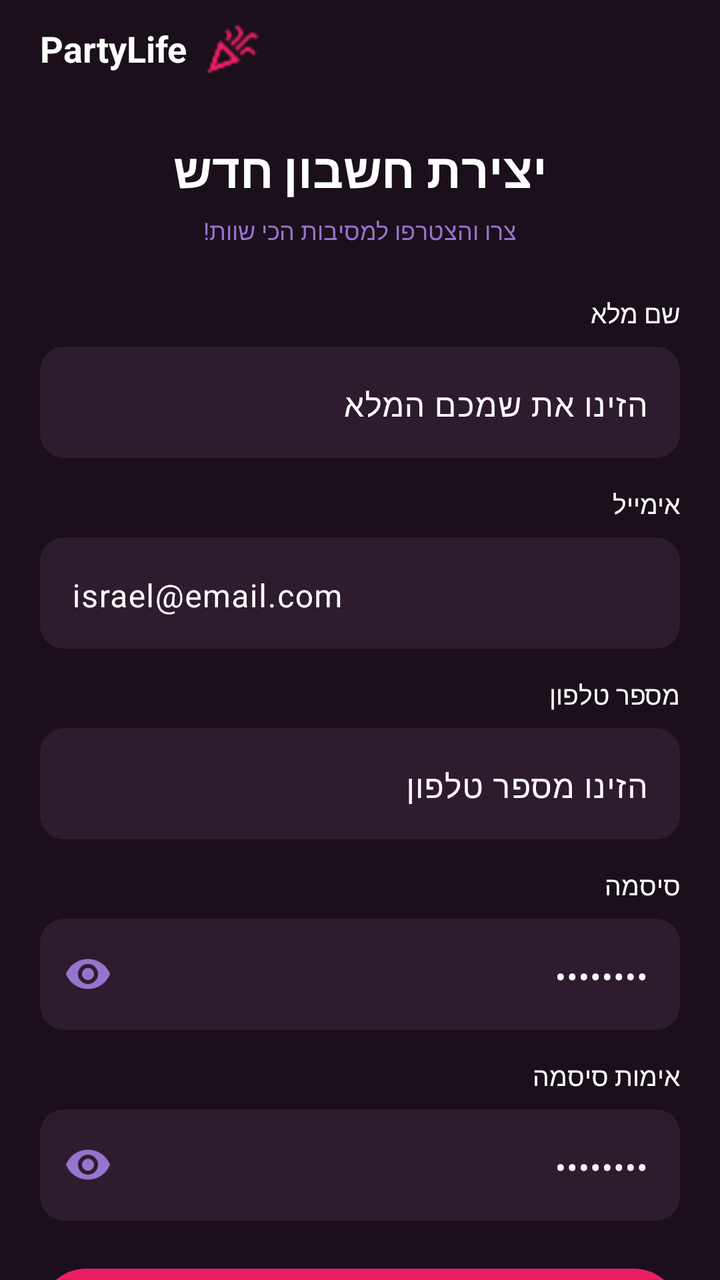
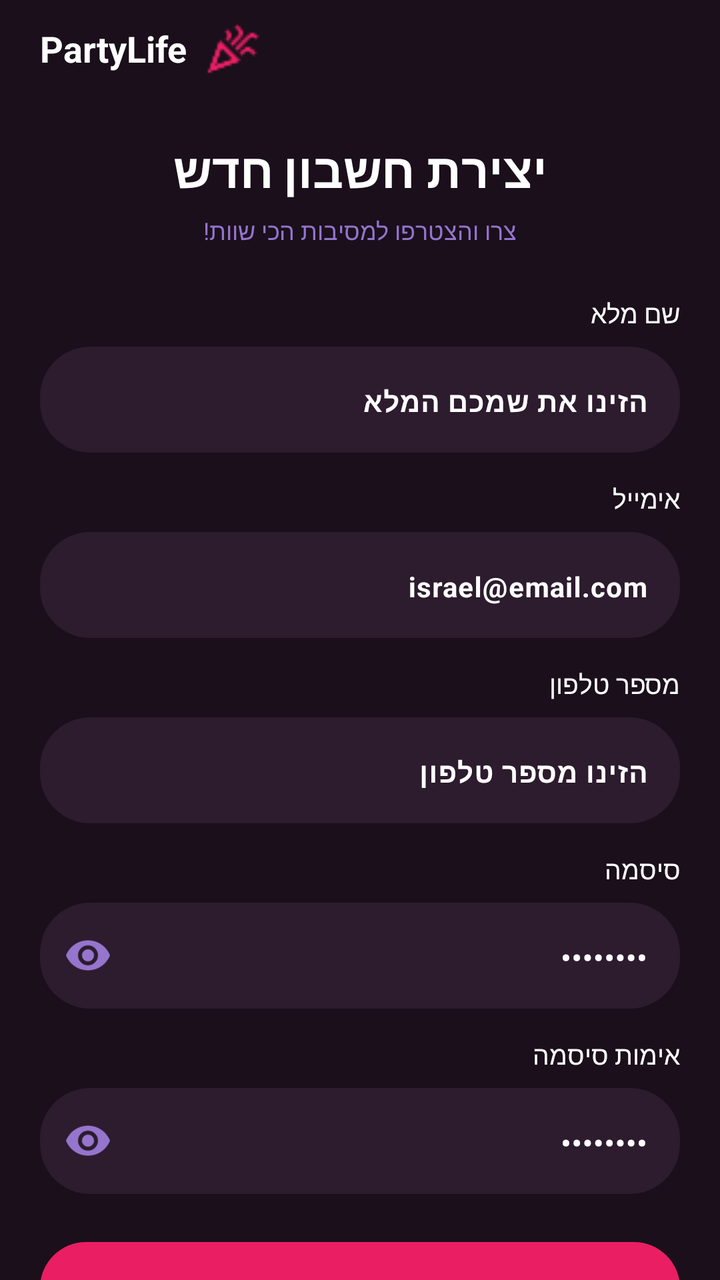

Compare the two renders of this Android layout. The source of the first and the diff that turns it into the second are given below.
<!-- AndroidManifest.xml: application theme Theme.PartyLife -->
<!-- res/layout/activity_register_page.xml -->
<?xml version="1.0" encoding="utf-8"?>
<ScrollView xmlns:android="http://schemas.android.com/apk/res/android"
    xmlns:app="http://schemas.android.com/apk/res-auto"
    android:layout_width="match_parent"
    android:layout_height="match_parent"
    android:background="#1A0F1B"
    android:fillViewport="true"
    android:id="@+id/registerpage"
    android:scrollbars="none">

    <androidx.constraintlayout.widget.ConstraintLayout
        android:layout_width="match_parent"
        android:layout_height="wrap_content"
        android:paddingStart="20dp"
        android:paddingEnd="20dp"
        android:paddingTop="12dp"
        android:paddingBottom="32dp"
        android:layoutDirection="rtl">

        
        <TextView
            android:id="@+id/tvAppTitle"
            android:layout_width="wrap_content"
            android:layout_height="wrap_content"
            android:text="PartyLife"
            android:textColor="#FFFFFF"
            android:textSize="18sp"
            android:textStyle="bold"
            app:layout_constraintEnd_toEndOf="parent"
            app:layout_constraintTop_toTopOf="parent" />

        <ImageView
            android:id="@+id/ivAppIcon"
            android:layout_width="28dp"
            android:layout_height="28dp"
            android:layout_marginEnd="8dp"
            android:src="@drawable/logo"
            app:layout_constraintBottom_toBottomOf="@id/tvAppTitle"
            app:layout_constraintEnd_toStartOf="@id/tvAppTitle"
            app:layout_constraintTop_toTopOf="@id/tvAppTitle"
            app:tint="#E91E63" />

        
        <TextView
            android:id="@+id/tvTitle"
            android:layout_width="0dp"
            android:layout_height="wrap_content"
            android:layout_marginTop="32dp"
            android:text="יצירת חשבון חדש"
            android:textColor="#FFFFFF"
            android:textSize="24sp"
            android:textStyle="bold"
            android:gravity="center"
            app:layout_constraintEnd_toEndOf="parent"
            app:layout_constraintStart_toStartOf="parent"
            app:layout_constraintTop_toBottomOf="@id/tvAppTitle" />

        <TextView
            android:id="@+id/tvSubtitle"
            android:layout_width="0dp"
            android:layout_height="wrap_content"
            android:layout_marginTop="6dp"
            android:text="צרו והצטרפו למסיבות הכי שוות!"
            android:textColor="#9575CD"
            android:textSize="12sp"
            android:gravity="center"
            app:layout_constraintEnd_toEndOf="parent"
            app:layout_constraintStart_toStartOf="parent"
            app:layout_constraintTop_toBottomOf="@id/tvTitle" />

        
        <TextView
            android:id="@+id/tvNameLabel"
            android:layout_width="0dp"
            android:layout_height="wrap_content"
            android:layout_marginTop="24dp"
            android:text="שם מלא"
            android:textColor="#FFFFFF"
            android:textSize="13sp"
            android:gravity="start"
            app:layout_constraintEnd_toEndOf="parent"
            app:layout_constraintStart_toStartOf="parent"
            app:layout_constraintTop_toBottomOf="@id/tvSubtitle" />

        <com.google.android.material.textfield.TextInputLayout
            android:id="@+id/tilFullName"
            style="@style/ThemeOverlay.App.TextInputLayout.WhiteText"
            android:layout_width="0dp"
            android:layout_height="wrap_content"
            android:layout_marginTop="8dp"
            android:hint="הזינו את שמכם המלא"
            app:boxBackgroundColor="#2D1B2E"
            app:boxBackgroundMode="filled"
            app:boxCornerRadiusBottomEnd="12dp"
            app:boxCornerRadiusBottomStart="12dp"
            app:boxCornerRadiusTopEnd="12dp"
            app:boxCornerRadiusTopStart="12dp"
            app:boxStrokeWidth="0dp"
            app:layout_constraintEnd_toEndOf="parent"
            app:layout_constraintStart_toStartOf="parent"
            app:layout_constraintTop_toBottomOf="@id/tvNameLabel">

            <com.google.android.material.textfield.TextInputEditText
                android:id="@+id/etFullName"
                android:layout_width="match_parent"
                android:layout_height="wrap_content"
                android:inputType="textPersonName"
                android:gravity="start" />

        </com.google.android.material.textfield.TextInputLayout>

        
        <TextView
            android:id="@+id/tvEmailLabel"
            android:layout_width="0dp"
            android:layout_height="wrap_content"
            android:layout_marginTop="14dp"
            android:text="אימייל"
            android:textColor="#FFFFFF"
            android:textSize="13sp"
            android:gravity="start"
            app:layout_constraintEnd_toEndOf="parent"
            app:layout_constraintStart_toStartOf="parent"
            app:layout_constraintTop_toBottomOf="@id/tilFullName" />

        <com.google.android.material.textfield.TextInputLayout
            android:id="@+id/tilEmail"
            style="@style/ThemeOverlay.App.TextInputLayout.WhiteText"
            android:layout_width="0dp"
            android:layout_height="wrap_content"
            android:layout_marginTop="8dp"
            android:hint="israel@email.com"
            app:boxBackgroundColor="#2D1B2E"
            app:boxBackgroundMode="filled"
            app:boxCornerRadiusBottomEnd="12dp"
            app:boxCornerRadiusBottomStart="12dp"
            app:boxCornerRadiusTopEnd="12dp"
            app:boxCornerRadiusTopStart="12dp"
            app:boxStrokeWidth="0dp"
            app:layout_constraintEnd_toEndOf="parent"
            app:layout_constraintStart_toStartOf="parent"
            app:layout_constraintTop_toBottomOf="@id/tvEmailLabel">

            <com.google.android.material.textfield.TextInputEditText
                android:id="@+id/etEmail"
                android:layout_width="match_parent"
                android:layout_height="wrap_content"
                android:inputType="textEmailAddress"
                android:gravity="start" />

        </com.google.android.material.textfield.TextInputLayout>

        
        <TextView
            android:id="@+id/tvPhoneLabel"
            android:layout_width="0dp"
            android:layout_height="wrap_content"
            android:layout_marginTop="14dp"
            android:text="מספר טלפון"
            android:textColor="#FFFFFF"
            android:textSize="13sp"
            android:gravity="start"
            app:layout_constraintEnd_toEndOf="parent"
            app:layout_constraintStart_toStartOf="parent"
            app:layout_constraintTop_toBottomOf="@id/tilEmail" />

        <com.google.android.material.textfield.TextInputLayout
            android:id="@+id/tilPhone"
            style="@style/ThemeOverlay.App.TextInputLayout.WhiteText"
            android:layout_width="0dp"
            android:layout_height="wrap_content"
            android:layout_marginTop="8dp"
            android:hint="הזינו מספר טלפון"
            app:boxBackgroundColor="#2D1B2E"
            app:boxBackgroundMode="filled"
            app:boxCornerRadiusBottomEnd="12dp"
            app:boxCornerRadiusBottomStart="12dp"
            app:boxCornerRadiusTopEnd="12dp"
            app:boxCornerRadiusTopStart="12dp"
            app:boxStrokeWidth="0dp"
            app:layout_constraintEnd_toEndOf="parent"
            app:layout_constraintStart_toStartOf="parent"
            app:layout_constraintTop_toBottomOf="@id/tvPhoneLabel">

            <com.google.android.material.textfield.TextInputEditText
                android:id="@+id/etPhone"
                android:layout_width="match_parent"
                android:layout_height="wrap_content"
                android:inputType="phone"
                android:gravity="start" />

        </com.google.android.material.textfield.TextInputLayout>

        
        <TextView
            android:id="@+id/tvPasswordLabel"
            android:layout_width="0dp"
            android:layout_height="wrap_content"
            android:layout_marginTop="14dp"
            android:text="סיסמה"
            android:textColor="#FFFFFF"
            android:textSize="13sp"
            android:gravity="start"
            app:layout_constraintEnd_toEndOf="parent"
            app:layout_constraintStart_toStartOf="parent"
            app:layout_constraintTop_toBottomOf="@id/tilPhone" />

        <com.google.android.material.textfield.TextInputLayout
            android:id="@+id/tilPassword"
            style="@style/ThemeOverlay.App.TextInputLayout.WhiteText"
            android:layout_width="0dp"
            android:layout_height="wrap_content"
            android:layout_marginTop="8dp"
            android:hint="••••••••"
            app:boxBackgroundColor="#2D1B2E"
            app:boxBackgroundMode="filled"
            app:boxCornerRadiusBottomEnd="12dp"
            app:boxCornerRadiusBottomStart="12dp"
            app:boxCornerRadiusTopEnd="12dp"
            app:boxCornerRadiusTopStart="12dp"
            app:boxStrokeWidth="0dp"
            app:endIconMode="password_toggle"
            app:endIconTint="#9575CD"
            app:layout_constraintEnd_toEndOf="parent"
            app:layout_constraintStart_toStartOf="parent"
            app:layout_constraintTop_toBottomOf="@id/tvPasswordLabel">

            <com.google.android.material.textfield.TextInputEditText
                android:id="@+id/etPassword"
                android:layout_width="match_parent"
                android:layout_height="wrap_content"
                android:inputType="textPassword"
                android:gravity="start" />

        </com.google.android.material.textfield.TextInputLayout>

        
        <TextView
            android:id="@+id/tvConfirmPasswordLabel"
            android:layout_width="0dp"
            android:layout_height="wrap_content"
            android:layout_marginTop="14dp"
            android:text="אימות סיסמה"
            android:textColor="#FFFFFF"
            android:textSize="13sp"
            android:gravity="start"
            app:layout_constraintEnd_toEndOf="parent"
            app:layout_constraintStart_toStartOf="parent"
            app:layout_constraintTop_toBottomOf="@id/tilPassword" />

        <com.google.android.material.textfield.TextInputLayout
            android:id="@+id/tilConfirmPassword"
            style="@style/ThemeOverlay.App.TextInputLayout.WhiteText"
            android:layout_width="0dp"
            android:layout_height="wrap_content"
            android:layout_marginTop="8dp"
            android:hint="••••••••"
            app:boxBackgroundColor="#2D1B2E"
            app:boxBackgroundMode="filled"
            app:boxCornerRadiusBottomEnd="12dp"
            app:boxCornerRadiusBottomStart="12dp"
            app:boxCornerRadiusTopEnd="12dp"
            app:boxCornerRadiusTopStart="12dp"
            app:boxStrokeWidth="0dp"
            app:endIconMode="password_toggle"
            app:endIconTint="#9575CD"
            app:layout_constraintEnd_toEndOf="parent"
            app:layout_constraintStart_toStartOf="parent"
            app:layout_constraintTop_toBottomOf="@id/tvConfirmPasswordLabel">

            <com.google.android.material.textfield.TextInputEditText
                android:id="@+id/etConfirmPassword"
                android:layout_width="match_parent"
                android:layout_height="wrap_content"
                android:inputType="textPassword"
                android:gravity="start" />

        </com.google.android.material.textfield.TextInputLayout>

        
        <com.google.android.material.button.MaterialButton
            android:id="@+id/btnRegister"
            android:layout_width="0dp"
            android:layout_height="54dp"
            android:layout_marginTop="20dp"
            android:text="הרשמה"
            android:textColor="#FFFFFF"
            android:textSize="16sp"
            android:textStyle="bold"
            app:backgroundTint="#E91E63"
            app:cornerRadius="27dp"
            app:layout_constraintEnd_toEndOf="parent"
            app:layout_constraintStart_toStartOf="parent"
            app:layout_constraintTop_toBottomOf="@id/tilConfirmPassword" />

        
        <TextView
            android:id="@+id/tvLoginLink"
            android:layout_width="wrap_content"
            android:layout_height="wrap_content"
            android:layout_marginTop="14dp"
            android:layout_marginBottom="20dp"
            android:text="כבר יש לכם/ן חשבון? התחברו ✓"
            android:textColor="#9575CD"
            android:textSize="13sp"
            app:layout_constraintEnd_toEndOf="parent"
            app:layout_constraintStart_toStartOf="parent"
            app:layout_constraintTop_toBottomOf="@id/btnRegister" />

    </androidx.constraintlayout.widget.ConstraintLayout>

</ScrollView>
<!-- resources referenced by this layout -->
<resources>
  <!-- drawable logo: png bitmap (drawable, 761 bytes) -->
  <style name="ThemeOverlay.App.TextInputLayout.WhiteText" parent="">
          <item name="android:textColorPrimary">#FFFFFF</item>
          <item name="android:textColorHint">#FFFFFF</item> 
      </style>
  <style name="Theme.PartyLife" parent="Base.Theme.PartyLife" />
  <style name="Base.Theme.PartyLife" parent="Theme.Material3.Dark.NoActionBar">
        
  
      </style>
</resources>

<!-- the commit's change to res/layout/activity_register_page.xml (unified diff, before → after) -->
@@ -89,12 +89,13 @@
             android:layout_height="wrap_content"
             android:layout_marginTop="8dp"
             android:hint="הזינו את שמכם המלא"
-            app:boxBackgroundColor="#2D1B2E"
-            app:boxBackgroundMode="filled"
-            app:boxCornerRadiusBottomEnd="12dp"
-            app:boxCornerRadiusBottomStart="12dp"
-            app:boxCornerRadiusTopEnd="12dp"
-            app:boxCornerRadiusTopStart="12dp"
+            android:layoutDirection="rtl"
+            app:boxBackgroundColor="#2D1B2E"
+            app:boxBackgroundMode="filled"
+            app:boxCornerRadiusBottomEnd="25dp"
+            app:boxCornerRadiusBottomStart="25dp"
+            app:boxCornerRadiusTopEnd="25dp"
+            app:boxCornerRadiusTopStart="25dp"
             app:boxStrokeWidth="0dp"
             app:layout_constraintEnd_toEndOf="parent"
             app:layout_constraintStart_toStartOf="parent"
@@ -105,7 +106,12 @@
                 android:layout_width="match_parent"
                 android:layout_height="wrap_content"
                 android:inputType="textPersonName"
-                android:gravity="start" />
+                android:textSize="14sp"
+                android:textStyle="bold"
+                android:gravity="right"
+                android:textDirection="rtl"
+                android:imeOptions="actionNext"
+                android:minHeight="50dp" />
 
         </com.google.android.material.textfield.TextInputLayout>
 
@@ -130,12 +136,13 @@
             android:layout_height="wrap_content"
             android:layout_marginTop="8dp"
             android:hint="israel@email.com"
-            app:boxBackgroundColor="#2D1B2E"
-            app:boxBackgroundMode="filled"
-            app:boxCornerRadiusBottomEnd="12dp"
-            app:boxCornerRadiusBottomStart="12dp"
-            app:boxCornerRadiusTopEnd="12dp"
-            app:boxCornerRadiusTopStart="12dp"
+            android:layoutDirection="rtl"
+            app:boxBackgroundColor="#2D1B2E"
+            app:boxBackgroundMode="filled"
+            app:boxCornerRadiusBottomEnd="25dp"
+            app:boxCornerRadiusBottomStart="25dp"
+            app:boxCornerRadiusTopEnd="25dp"
+            app:boxCornerRadiusTopStart="25dp"
             app:boxStrokeWidth="0dp"
             app:layout_constraintEnd_toEndOf="parent"
             app:layout_constraintStart_toStartOf="parent"
@@ -146,7 +153,12 @@
                 android:layout_width="match_parent"
                 android:layout_height="wrap_content"
                 android:inputType="textEmailAddress"
-                android:gravity="start" />
+                android:textSize="14sp"
+                android:textStyle="bold"
+                android:gravity="right"
+                android:textDirection="rtl"
+                android:imeOptions="actionNext"
+                android:minHeight="50dp" />
 
         </com.google.android.material.textfield.TextInputLayout>
 
@@ -171,12 +183,13 @@
             android:layout_height="wrap_content"
             android:layout_marginTop="8dp"
             android:hint="הזינו מספר טלפון"
-            app:boxBackgroundColor="#2D1B2E"
-            app:boxBackgroundMode="filled"
-            app:boxCornerRadiusBottomEnd="12dp"
-            app:boxCornerRadiusBottomStart="12dp"
-            app:boxCornerRadiusTopEnd="12dp"
-            app:boxCornerRadiusTopStart="12dp"
+            android:layoutDirection="rtl"
+            app:boxBackgroundColor="#2D1B2E"
+            app:boxBackgroundMode="filled"
+            app:boxCornerRadiusBottomEnd="25dp"
+            app:boxCornerRadiusBottomStart="25dp"
+            app:boxCornerRadiusTopEnd="25dp"
+            app:boxCornerRadiusTopStart="25dp"
             app:boxStrokeWidth="0dp"
             app:layout_constraintEnd_toEndOf="parent"
             app:layout_constraintStart_toStartOf="parent"
@@ -187,7 +200,12 @@
                 android:layout_width="match_parent"
                 android:layout_height="wrap_content"
                 android:inputType="phone"
-                android:gravity="start" />
+                android:textSize="14sp"
+                android:textStyle="bold"
+                android:gravity="right"
+                android:textDirection="rtl"
+                android:imeOptions="actionNext"
+                android:minHeight="50dp" />
 
         </com.google.android.material.textfield.TextInputLayout>
 
@@ -212,12 +230,13 @@
             android:layout_height="wrap_content"
             android:layout_marginTop="8dp"
             android:hint="••••••••"
-            app:boxBackgroundColor="#2D1B2E"
-            app:boxBackgroundMode="filled"
-            app:boxCornerRadiusBottomEnd="12dp"
-            app:boxCornerRadiusBottomStart="12dp"
-            app:boxCornerRadiusTopEnd="12dp"
-            app:boxCornerRadiusTopStart="12dp"
+            android:layoutDirection="rtl"
+            app:boxBackgroundColor="#2D1B2E"
+            app:boxBackgroundMode="filled"
+            app:boxCornerRadiusBottomEnd="25dp"
+            app:boxCornerRadiusBottomStart="25dp"
+            app:boxCornerRadiusTopEnd="25dp"
+            app:boxCornerRadiusTopStart="25dp"
             app:boxStrokeWidth="0dp"
             app:endIconMode="password_toggle"
             app:endIconTint="#9575CD"
@@ -230,7 +249,12 @@
                 android:layout_width="match_parent"
                 android:layout_height="wrap_content"
                 android:inputType="textPassword"
-                android:gravity="start" />
+                android:textSize="14sp"
+                android:textStyle="bold"
+                android:gravity="right"
+                android:textDirection="rtl"
+                android:imeOptions="actionNext"
+                android:minHeight="50dp" />
 
         </com.google.android.material.textfield.TextInputLayout>
 
@@ -255,12 +279,13 @@
             android:layout_height="wrap_content"
             android:layout_marginTop="8dp"
             android:hint="••••••••"
-            app:boxBackgroundColor="#2D1B2E"
-            app:boxBackgroundMode="filled"
-            app:boxCornerRadiusBottomEnd="12dp"
-            app:boxCornerRadiusBottomStart="12dp"
-            app:boxCornerRadiusTopEnd="12dp"
-            app:boxCornerRadiusTopStart="12dp"
+            android:layoutDirection="rtl"
+            app:boxBackgroundColor="#2D1B2E"
+            app:boxBackgroundMode="filled"
+            app:boxCornerRadiusBottomEnd="25dp"
+            app:boxCornerRadiusBottomStart="25dp"
+            app:boxCornerRadiusTopEnd="25dp"
+            app:boxCornerRadiusTopStart="25dp"
             app:boxStrokeWidth="0dp"
             app:endIconMode="password_toggle"
             app:endIconTint="#9575CD"
@@ -273,7 +298,12 @@
                 android:layout_width="match_parent"
                 android:layout_height="wrap_content"
                 android:inputType="textPassword"
-                android:gravity="start" />
+                android:textSize="14sp"
+                android:textStyle="bold"
+                android:gravity="right"
+                android:textDirection="rtl"
+                android:imeOptions="actionDone"
+                android:minHeight="50dp" />
 
         </com.google.android.material.textfield.TextInputLayout>
 
